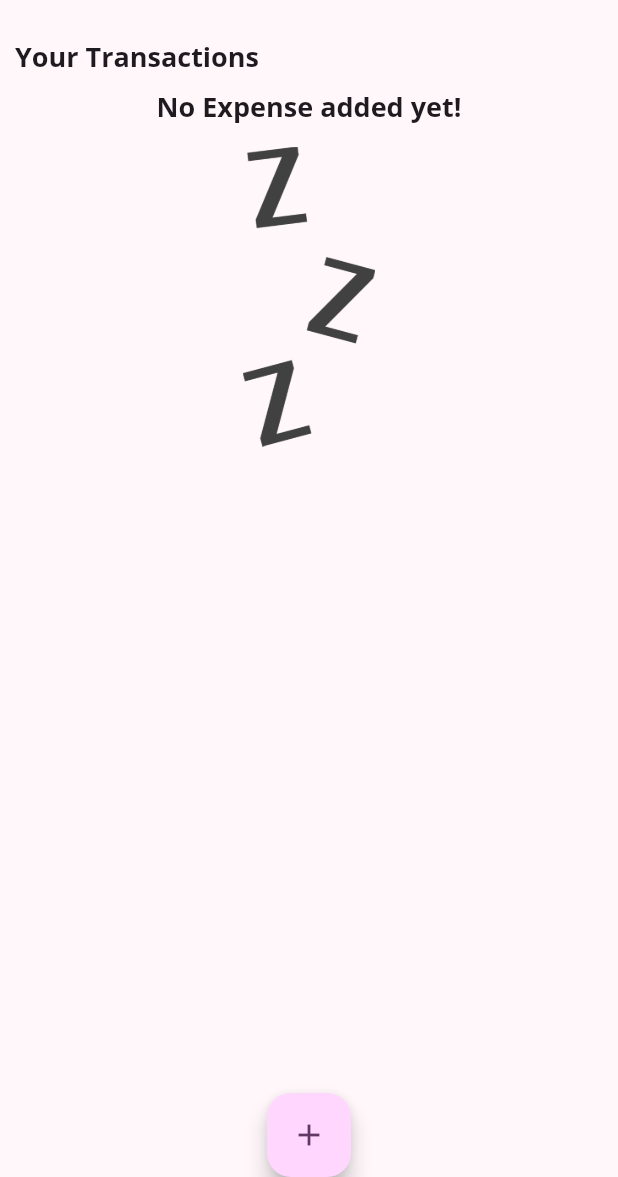
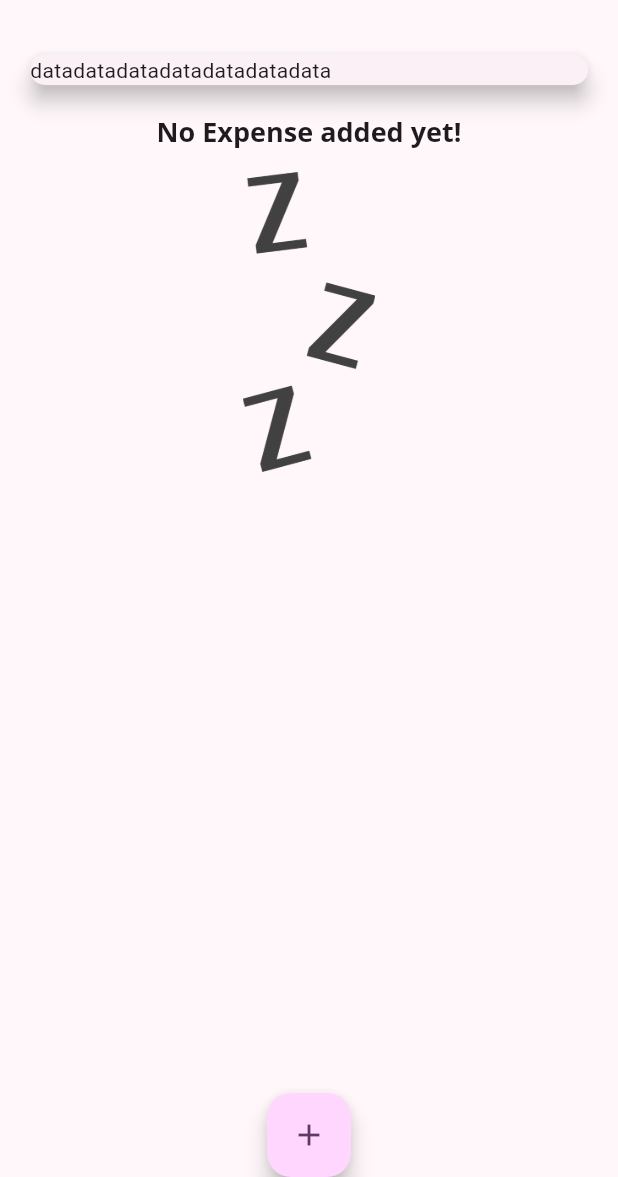
Before and after one commit to Fred-pounds/track-it, a Flutter app: the screen it shows after launch, on a phone screen of 412 x 824 dp, the part 59-1236 px from its top. Run offline on Flutter 3.47's test engine with Material 3 defaults, Android fonts, the phone set to English and light mode, and no system bars.

Commit message:
started implementation of chart

```diff
--- a/lib/views/homepage.dart
+++ b/lib/views/homepage.dart
@@ -1,5 +1,6 @@
 import 'package:flutter/material.dart';
-import 'package:track_it/widgets/new_transactions.dart';
+import '../widgets/chart.dart';
+import '../widgets/new_transactions.dart';
 import '../models/transactions.dart';
 import '../widgets/transactions_list.dart';
 
@@ -25,6 +26,12 @@ class _HomepageState extends State<Homepage> {
     //   date: DateTime.now(),
     // ),
   ];
+
+  List<Transaction> get recentTransactions {
+    return transactions.where((tx) {
+      return tx.date.isAfter(DateTime.now().subtract(const Duration(days: 7)));
+    }).toList();
+  }
 
   void _addNewTransaction(String txTitle, double txAmount) {
     final newTx = Transaction(
@@ -72,7 +79,7 @@ class _HomepageState extends State<Homepage> {
       body: SingleChildScrollView(
         child: Column(
           children: [
-            _buildHeaderSect(),
+            Chart(transaction: recentTransactions),
             TransactionsList(
               transactions: transactions,
             ),
@@ -89,18 +96,5 @@ class _HomepageState extends State<Homepage> {
     );
   }
 
-  Widget _buildHeaderSect() {
-    return Column(
-      children: [
-        Container(
-          width: double.infinity,
-          margin: const EdgeInsets.all(10),
-          child:  Text(
-            'Your Transactions',
-            style: Theme.of(context).textTheme.titleLarge,
-          ),
-        ),
-      ],
-    );
-  }
+
 }
--- a/lib/widgets/chart.dart
+++ b/lib/widgets/chart.dart
@@ -18,16 +18,20 @@ class Chart extends StatelessWidget {
           totalSum += transaction[i].amount;
         }
       }
-      return {'day': DateFormat.E(weekDay), 'amount': totalSum};
+      return {'day': DateFormat.E().format(weekDay).substring(0,1), 'amount': totalSum};
     });
   }
 
   @override
   Widget build(BuildContext context) {
-    return const Card(
+    return Card(
       elevation: 6,
-      margin: EdgeInsets.all(20),
-      child: Row(),
+      margin:const  EdgeInsets.all(20),
+      child: Row(
+        children: groupedTransactionvalue.map((data) {
+          return Text('data');
+        }).toList()
+      ),
     );
   }
 }
```
Also changed, not shown: lib/widgets/chart_bar.dart (added, +52 -0 lines).
